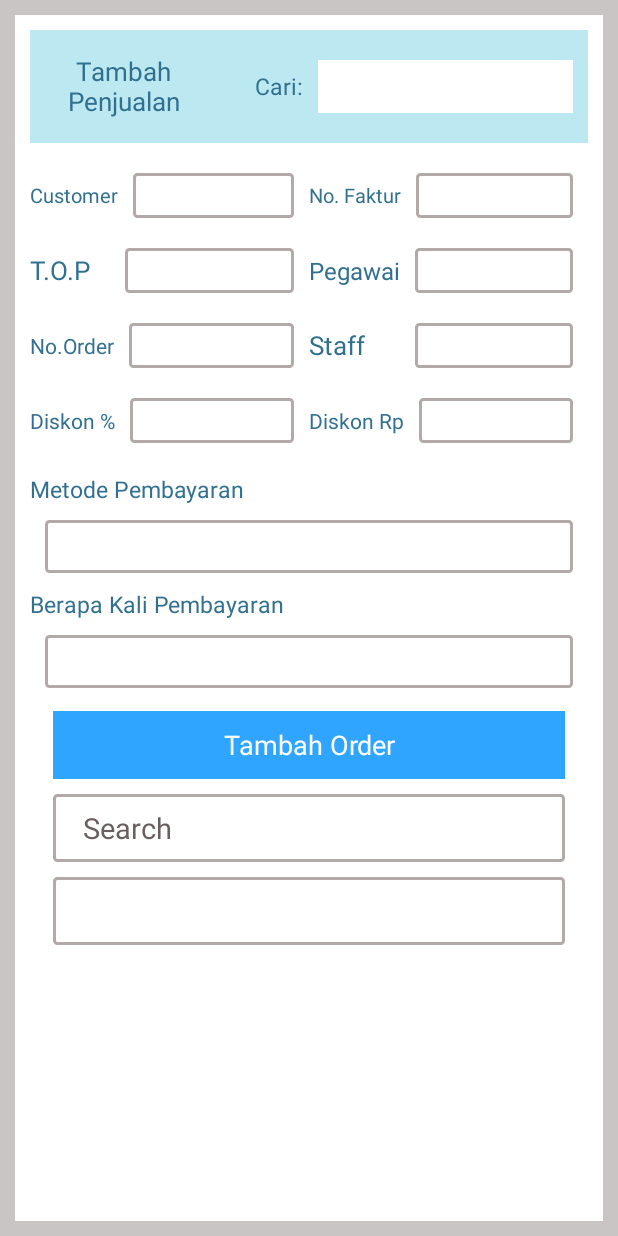
After one commit to TryLuthfi/AndroidKonfeksi, an Android app: the layout activity_tambah_penjualan.xml on its own in the app's theme, with its tools: preview values and no code run, on a phone screen of 412 x 824 dp. The commit adds this screen. Run offline under Robolectric (Android 15) with nearby library versions, the phone set to English and light mode, and no system bars.

Commit message:
tambah penjualan

```diff
--- a/app/src/main/AndroidManifest.xml
+++ b/app/src/main/AndroidManifest.xml
@@ -9,7 +9,8 @@
         android:roundIcon="@mipmap/ic_launcher_round"
         android:supportsRtl="true"
         android:theme="@style/AppTheme">
-        <activity android:name=".MainActivity">
+        <activity android:name=".TambahPenjualan"></activity>
+        <activity android:name=".DashBoard">
             <intent-filter>
                 <action android:name="android.intent.action.MAIN" />
 
--- /dev/null
+++ b/app/src/main/java/indonesia/konfeksi/com/androidkonfeksi/DashBoard.java
@@ -0,0 +1,13 @@
+package indonesia.konfeksi.com.androidkonfeksi;
+
+import android.support.v7.app.AppCompatActivity;
+import android.os.Bundle;
+
+public class DashBoard extends AppCompatActivity {
+
+    @Override
+    protected void onCreate(Bundle savedInstanceState) {
+        super.onCreate(savedInstanceState);
+        setContentView(R.layout.dashboard);
+    }
+}
--- a/app/src/main/java/indonesia/konfeksi/com/androidkonfeksi/MainActivity.java
+++ b/app/src/main/java/indonesia/konfeksi/com/androidkonfeksi/TambahPenjualan.java
@@ -3,11 +3,11 @@ package indonesia.konfeksi.com.androidkonfeksi;
 import android.support.v7.app.AppCompatActivity;
 import android.os.Bundle;
 
-public class MainActivity extends AppCompatActivity {
+public class TambahPenjualan extends AppCompatActivity {
 
     @Override
     protected void onCreate(Bundle savedInstanceState) {
         super.onCreate(savedInstanceState);
-        setContentView(R.layout.activity_main);
+        setContentView(R.layout.activity_tambah_penjualan);
     }
 }
--- /dev/null
+++ b/app/src/main/res/drawable/formshape.xml
@@ -0,0 +1,28 @@
+<shape xmlns:android="http://schemas.android.com/apk/res/android"
+    android:shape="rectangle">
+
+    <corners
+        android:bottomLeftRadius="2dp"
+        android:bottomRightRadius="2dp"
+        android:topLeftRadius="2dp"
+        android:topRightRadius="2dp"
+        android:radius="40dp" />
+
+    <!--<gradient-->
+        <!--android:angle="45"-->
+        <!--android:centerX="float"-->
+        <!--android:centerY="float"-->
+        <!--android:endColor="#01f1fa"-->
+        <!--android:gradientRadius="integer"-->
+        <!--android:startColor="#0189ff"-->
+        <!--android:type="linear" />-->
+
+    <size
+        android:width="82dp"
+        android:height="82dp" />
+
+    <stroke
+        android:width="2dp"
+        android:color="#B3A9A9" />
+
+</shape>
--- /dev/null
+++ b/app/src/main/res/layout/activity_tambah_penjualan.xml
@@ -0,0 +1,385 @@
+<?xml version="1.0" encoding="utf-8"?>
+<LinearLayout xmlns:android="http://schemas.android.com/apk/res/android"
+    xmlns:app="http://schemas.android.com/apk/res-auto"
+    xmlns:tools="http://schemas.android.com/tools"
+    android:layout_width="match_parent"
+    android:layout_height="match_parent"
+    android:background="#CAC5C5"
+    tools:context=".TambahPenjualan">
+
+    <LinearLayout
+        android:layout_width="match_parent"
+        android:layout_height="match_parent"
+        android:layout_margin="10dp"
+        android:background="#fff"
+        android:orientation="vertical">
+
+        <LinearLayout
+            android:layout_width="match_parent"
+            android:layout_height="75dp"
+            android:layout_marginHorizontal="10dp"
+            android:layout_marginTop="10dp"
+            android:background="#bce8f1"
+            android:orientation="horizontal">
+
+            <LinearLayout
+                android:layout_width="match_parent"
+                android:layout_height="match_parent"
+                android:layout_weight="2"
+                android:gravity="center">
+
+                <TextView
+                    android:layout_width="wrap_content"
+                    android:layout_height="wrap_content"
+                    android:gravity="center"
+                    android:text="Tambah Penjualan"
+                    android:textColor="#31708f"
+                    android:textSize="17sp" />
+            </LinearLayout>
+
+            <LinearLayout
+                android:layout_width="match_parent"
+                android:layout_height="match_parent"
+                android:layout_weight="1"
+                android:gravity="right"
+                android:orientation="horizontal">
+
+                <TextView
+                    android:layout_width="wrap_content"
+                    android:layout_height="wrap_content"
+                    android:layout_gravity="center"
+                    android:text="Cari:"
+                    android:textColor="#31708f"
+                    android:textSize="15sp" />
+
+                <LinearLayout
+                    android:layout_width="170dp"
+                    android:layout_height="match_parent"
+                    android:layout_marginHorizontal="10dp"
+                    android:layout_marginVertical="20sp"
+                    android:background="#fff"></LinearLayout>
+            </LinearLayout>
+        </LinearLayout>
+
+        <LinearLayout
+            android:layout_width="match_parent"
+            android:layout_height="match_parent"
+            android:layout_marginHorizontal="10dp"
+            android:layout_marginVertical="10dp"
+            android:orientation="vertical">
+
+            <LinearLayout
+                android:layout_width="match_parent"
+                android:layout_height="50dp"
+                android:orientation="horizontal">
+
+                <LinearLayout
+                    android:layout_width="match_parent"
+                    android:layout_height="match_parent"
+                    android:layout_weight="1"
+                    android:gravity="right"
+                    android:orientation="horizontal">
+
+                    <TextView
+                        android:layout_width="wrap_content"
+                        android:layout_height="wrap_content"
+                        android:layout_gravity="center"
+                        android:text="Customer"
+                        android:textColor="#31708f"
+                        android:textSize="13sp" />
+
+                    <LinearLayout
+                        android:layout_width="170dp"
+                        android:layout_height="match_parent"
+                        android:layout_marginHorizontal="10dp"
+                        android:layout_marginVertical="10sp"
+                        android:layout_weight="1"
+                        android:background="@drawable/formshape"></LinearLayout>
+
+                </LinearLayout>
+
+                <LinearLayout
+                    android:layout_width="match_parent"
+                    android:layout_height="match_parent"
+                    android:layout_weight="1"
+                    android:gravity="right"
+                    android:orientation="horizontal">
+
+                    <TextView
+                        android:layout_width="wrap_content"
+                        android:layout_height="wrap_content"
+                        android:layout_gravity="center"
+                        android:text="No. Faktur"
+                        android:textColor="#31708f"
+                        android:textSize="13sp" />
+
+                    <LinearLayout
+                        android:layout_width="170dp"
+                        android:layout_height="match_parent"
+                        android:layout_marginHorizontal="10dp"
+                        android:layout_marginVertical="10sp"
+                        android:layout_weight="1"
+                        android:background="@drawable/formshape"></LinearLayout>
+
+                </LinearLayout>
+            </LinearLayout>
+
+            <LinearLayout
+                android:layout_width="match_parent"
+                android:layout_height="50dp"
+                android:orientation="horizontal">
+
+                <LinearLayout
+                    android:layout_width="match_parent"
+                    android:layout_height="match_parent"
+                    android:layout_weight="1"
+                    android:gravity="right"
+                    android:orientation="horizontal">
+
+                    <TextView
+                        android:layout_width="wrap_content"
+                        android:layout_height="wrap_content"
+                        android:layout_gravity="center"
+                        android:layout_marginRight="13dp"
+                        android:text="T.O.P"
+                        android:textColor="#31708f"
+                        android:textSize="17sp" />
+
+                    <LinearLayout
+                        android:layout_width="170dp"
+                        android:layout_height="match_parent"
+                        android:layout_marginHorizontal="10dp"
+                        android:layout_marginVertical="10sp"
+                        android:layout_weight="1"
+                        android:background="@drawable/formshape"></LinearLayout>
+
+                </LinearLayout>
+
+                <LinearLayout
+                    android:layout_width="match_parent"
+                    android:layout_height="match_parent"
+                    android:layout_weight="1"
+                    android:gravity="right"
+                    android:orientation="horizontal">
+
+                    <TextView
+                        android:layout_width="wrap_content"
+                        android:layout_height="wrap_content"
+                        android:layout_gravity="center"
+                        android:text="Pegawai"
+                        android:textColor="#31708f"
+                        android:textSize="16sp" />
+
+                    <LinearLayout
+                        android:layout_width="170dp"
+                        android:layout_height="match_parent"
+                        android:layout_marginHorizontal="10dp"
+                        android:layout_marginVertical="10sp"
+                        android:layout_weight="1"
+                        android:background="@drawable/formshape"></LinearLayout>
+
+                </LinearLayout>
+            </LinearLayout>
+
+            <LinearLayout
+                android:layout_width="match_parent"
+                android:layout_height="50dp"
+                android:orientation="horizontal">
+
+                <LinearLayout
+                    android:layout_width="match_parent"
+                    android:layout_height="match_parent"
+                    android:layout_weight="1"
+                    android:gravity="right"
+                    android:orientation="horizontal">
+
+                    <TextView
+                        android:layout_width="wrap_content"
+                        android:layout_height="wrap_content"
+                        android:layout_gravity="center"
+                        android:text="No.Order"
+                        android:textColor="#31708f"
+                        android:textSize="14sp" />
+
+                    <LinearLayout
+                        android:layout_width="170dp"
+                        android:layout_height="match_parent"
+                        android:layout_marginHorizontal="10dp"
+                        android:layout_marginVertical="10sp"
+                        android:layout_weight="1"
+                        android:background="@drawable/formshape"></LinearLayout>
+
+                </LinearLayout>
+
+                <LinearLayout
+                    android:layout_width="match_parent"
+                    android:layout_height="match_parent"
+                    android:layout_weight="1"
+                    android:gravity="right"
+                    android:orientation="horizontal">
+
+                    <TextView
+                        android:layout_width="wrap_content"
+                        android:layout_height="wrap_content"
+                        android:layout_gravity="center"
+                        android:layout_marginRight="23dp"
+                        android:text="Staff"
+                        android:textColor="#31708f"
+                        android:textSize="17sp" />
+
+                    <LinearLayout
+                        android:layout_width="170dp"
+                        android:layout_height="match_parent"
+                        android:layout_marginHorizontal="10dp"
+                        android:layout_marginVertical="10sp"
+                        android:layout_weight="1"
+                        android:background="@drawable/formshape"></LinearLayout>
+
+                </LinearLayout>
+            </LinearLayout>
+
+            <LinearLayout
+                android:layout_width="match_parent"
+                android:layout_height="50dp"
+                android:orientation="horizontal">
+
+                <LinearLayout
+                    android:layout_width="match_parent"
+                    android:layout_height="match_parent"
+                    android:layout_weight="1"
+                    android:gravity="right"
+                    android:orientation="horizontal">
+
+                    <TextView
+                        android:layout_width="wrap_content"
+                        android:layout_height="wrap_content"
+                        android:layout_gravity="center"
+                        android:text="Diskon %"
+                        android:textColor="#31708f"
+                        android:textSize="14sp" />
+
+                    <LinearLayout
+                        android:layout_width="170dp"
+                        android:layout_height="match_parent"
+                        android:layout_marginHorizontal="10dp"
+                        android:layout_marginVertical="10sp"
+                        android:layout_weight="1"
+                        android:background="@drawable/formshape"></LinearLayout>
+
+                </LinearLayout>
+
+                <LinearLayout
+                    android:layout_width="match_parent"
+                    android:layout_height="match_parent"
+                    android:layout_weight="1"
+                    android:gravity="right"
+                    android:orientation="horizontal">
+
+                    <TextView
+                        android:layout_width="wrap_content"
+                        android:layout_height="wrap_content"
+                        android:layout_gravity="center"
+                        android:text="Diskon Rp"
+                        android:textColor="#31708f"
+                        android:textSize="14sp" />
+
+                    <LinearLayout
+                        android:layout_width="170dp"
+                        android:layout_height="match_parent"
+                        android:layout_marginHorizontal="10dp"
+                        android:layout_marginVertical="10sp"
+                        android:layout_weight="1"
+                        android:background="@drawable/formshape"></LinearLayout>
+
+                </LinearLayout>
+            </LinearLayout>
+
+            <LinearLayout
+                android:layout_width="match_parent"
+                android:layout_height="wrap_content"
+                android:layout_marginTop="10dp"
+                android:orientation="vertical">
+
+                <TextView
+                    android:layout_width="match_parent"
+                    android:layout_height="wrap_content"
+                    android:text="Metode Pembayaran"
+                    android:textColor="#31708f"
+                    android:textSize="15sp" />
+
+                <LinearLayout
+                    android:layout_width="match_parent"
+                    android:layout_height="35dp"
+                    android:layout_marginHorizontal="10dp"
+                    android:layout_marginVertical="10sp"
+                    android:layout_weight="1"
+                    android:background="@drawable/formshape"></LinearLayout>
+            </LinearLayout>
+
+            <LinearLayout
+                android:layout_width="match_parent"
+                android:layout_height="wrap_content"
+                android:orientation="vertical">
+
+                <TextView
+                    android:layout_width="match_parent"
+                    android:layout_height="wrap_content"
+                    android:text="Berapa Kali Pembayaran"
+                    android:textColor="#31708f"
+                    android:textSize="15sp" />
+
+                <LinearLayout
+                    android:layout_width="match_parent"
+                    android:layout_height="35dp"
+                    android:layout_marginHorizontal="10dp"
+                    android:layout_marginVertical="10sp"
+                    android:layout_weight="1"
+                    android:background="@drawable/formshape"></LinearLayout>
+            </LinearLayout>
+
+            <LinearLayout
+                android:layout_width="match_parent"
+                android:layout_height="45dp"
+                android:layout_marginHorizontal="15dp"
+                android:layout_marginTop="5dp"
+                android:background="#30a5ff">
+
+                <TextView
+                    android:layout_width="match_parent"
+                    android:layout_height="match_parent"
+                    android:gravity="center"
+                    android:text="Tambah Order"
+                    android:textColor="#fff"
+                    android:textSize="18sp" />
+            </LinearLayout>
+
+            <LinearLayout
+                android:layout_width="match_parent"
+                android:layout_height="45dp"
+                android:layout_marginHorizontal="15dp"
+                android:layout_marginTop="10dp"
+                android:background="@drawable/formshape">
+
+                <TextView
+                    android:layout_marginLeft="20sp"
+                    android:layout_width="wrap_content"
+                    android:text="Search"
+                    android:layout_gravity="center"
+                    android:textSize="19sp"
+                    android:textColor="#685F5F"
+                    android:layout_height="wrap_content" />
+
+            </LinearLayout>
+            <LinearLayout
+                android:layout_width="match_parent"
+                android:layout_height="45dp"
+                android:layout_marginHorizontal="15dp"
+                android:layout_marginTop="10dp"
+                android:background="@drawable/formshape">
+
+
+            </LinearLayout>
+
+        </LinearLayout>
+    </LinearLayout>
+</LinearLayout>
--- a/app/src/main/res/layout/activity_main.xml
+++ b/app/src/main/res/layout/dashboard.xml
@@ -4,7 +4,7 @@
     xmlns:tools="http://schemas.android.com/tools"
     android:layout_width="match_parent"
     android:layout_height="match_parent"
-    tools:context=".MainActivity">
+    tools:context=".DashBoard">
 
     <LinearLayout
         android:id="@+id/top"
```
